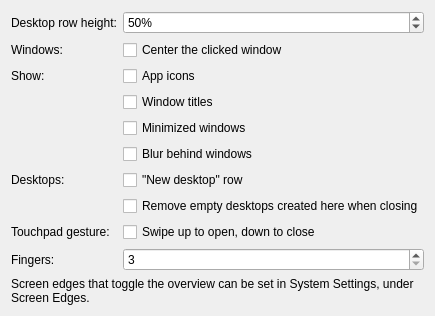
Before: the Qt Designer form package/contents/ui/config.ui in divinae/karousel-overview, drawn with Qt 5.
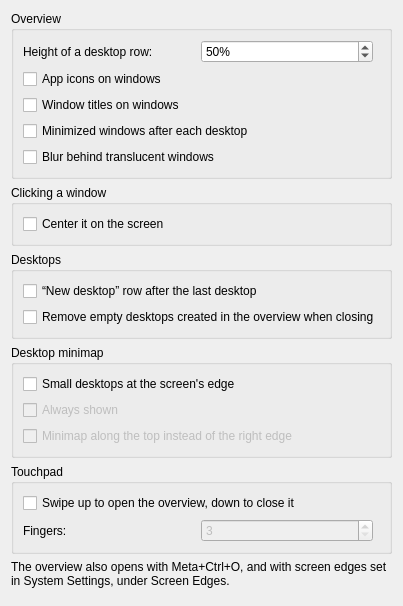
After: the same form once the commit is applied.

Commit message: Desktop minimap, moving windows without switching desktops, steadier gaps and scrolling

Diff of the .ui file:
```diff
--- a/package/contents/ui/config.ui
+++ b/package/contents/ui/config.ui
@@ -2,18 +2,26 @@
 <ui version="4.0">
  <class>KarouselOverviewConfig</class>
  <widget class="QWidget" name="KarouselOverviewConfig">
-  <layout class="QFormLayout" name="formLayout">
-   <item row="0" column="0">
+  <layout class="QVBoxLayout" name="mainLayout">
+   <item>
+    <widget class="QGroupBox" name="groupOverview">
+     <property name="title">
+      <string>Overview</string>
+     </property>
+     <layout class="QVBoxLayout">
+       <item>
+        <layout class="QHBoxLayout">
+         <item>
     <widget class="QLabel" name="labelRowHeight">
      <property name="text">
-      <string>Desktop row height:</string>
+            <string>Height of a desktop row:</string>
      </property>
      <property name="buddy">
       <cstring>kcfg_RowHeight</cstring>
      </property>
     </widget>
    </item>
-   <item row="0" column="1">
+         <item>
     <widget class="QSpinBox" name="kcfg_RowHeight">
      <property name="toolTip">
       <string>Height of a desktop row, in percent of the screen height</string>
@@ -35,109 +43,170 @@
      </property>
     </widget>
    </item>
-   <item row="1" column="0">
-    <widget class="QLabel" name="labelWindows">
-     <property name="text">
-      <string>Windows:</string>
-     </property>
-    </widget>
-   </item>
-   <item row="1" column="1">
-    <widget class="QCheckBox" name="kcfg_CenterOnClick">
-     <property name="text">
-      <string>Center the clicked window</string>
-     </property>
-     <property name="toolTip">
-      <string>Clicking a window scrolls it to the middle of the screen, otherwise Karousel only scrolls as far as needed to show it</string>
-     </property>
-    </widget>
-   </item>
-   <item row="2" column="0">
-    <widget class="QLabel" name="labelShow">
-     <property name="text">
-      <string>Show:</string>
-     </property>
-    </widget>
-   </item>
-   <item row="2" column="1">
+         <item>
+          <spacer>
+           <property name="orientation">
+            <enum>Qt::Horizontal</enum>
+           </property>
+          </spacer>
+         </item>
+        </layout>
+       </item>
+       <item>
     <widget class="QCheckBox" name="kcfg_ShowIcons">
      <property name="text">
-      <string>App icons</string>
+          <string>App icons on windows</string>
+         </property>
+         <property name="toolTip">
+          <string>An app icon at the bottom of each window</string>
      </property>
     </widget>
    </item>
-   <item row="3" column="1">
+       <item>
     <widget class="QCheckBox" name="kcfg_ShowTitles">
      <property name="text">
-      <string>Window titles</string>
+          <string>Window titles on windows</string>
+         </property>
+         <property name="toolTip">
+          <string>Otherwise a window's title shows when you hover it</string>
      </property>
     </widget>
    </item>
-   <item row="4" column="1">
+       <item>
     <widget class="QCheckBox" name="kcfg_ShowMinimized">
      <property name="text">
-      <string>Minimized windows</string>
+          <string>Minimized windows after each desktop</string>
      </property>
      <property name="toolTip">
       <string>Minimized windows are shown dimmed at the end of their desktop, click one to restore it</string>
      </property>
     </widget>
    </item>
-   <item row="5" column="1">
+       <item>
     <widget class="QCheckBox" name="kcfg_BlurBehindWindows">
      <property name="text">
-      <string>Blur behind windows</string>
+          <string>Blur behind translucent windows</string>
      </property>
      <property name="toolTip">
       <string>Blurs the wallpaper behind translucent windows, like KWin's blur effect does on the desktop</string>
      </property>
     </widget>
    </item>
-   <item row="6" column="0">
-    <widget class="QLabel" name="labelDesktops">
+     </layout>
+    </widget>
+   </item>
+   <item>
+    <widget class="QGroupBox" name="groupClicking">
+     <property name="title">
+      <string>Clicking a window</string>
+     </property>
+     <layout class="QVBoxLayout">
+       <item>
+        <widget class="QCheckBox" name="kcfg_CenterOnClick">
      <property name="text">
-      <string>Desktops:</string>
-     </property>
-    </widget>
-   </item>
-   <item row="6" column="1">
+          <string>Center it on the screen</string>
+         </property>
+         <property name="toolTip">
+          <string>Otherwise Karousel only scrolls as far as needed to show it</string>
+         </property>
+        </widget>
+       </item>
+     </layout>
+    </widget>
+   </item>
+   <item>
+    <widget class="QGroupBox" name="groupDesktops">
+     <property name="title">
+      <string>Desktops</string>
+     </property>
+     <layout class="QVBoxLayout">
+       <item>
     <widget class="QCheckBox" name="kcfg_ShowNewDesktopRow">
      <property name="text">
-      <string>"New desktop" row</string>
+          <string>“New desktop” row after the last desktop</string>
      </property>
      <property name="toolTip">
       <string>A row after the last desktop, click it or drop a window on it to create a desktop; without it, drop a window between two desktops or after the last one</string>
      </property>
     </widget>
    </item>
-   <item row="7" column="1">
+       <item>
     <widget class="QCheckBox" name="kcfg_RemoveEmptyDesktops">
      <property name="text">
-      <string>Remove empty desktops created here when closing</string>
+          <string>Remove empty desktops created in the overview when closing</string>
      </property>
      <property name="toolTip">
       <string>Like GNOME's dynamic workspaces, but only for desktops created in the overview, your other desktops stay: those without windows go away when the overview closes, except the current one</string>
      </property>
     </widget>
    </item>
-   <item row="8" column="0">
-    <widget class="QLabel" name="labelGesture">
+     </layout>
+    </widget>
+   </item>
+   <item>
+    <widget class="QGroupBox" name="groupDragging">
+     <property name="title">
+      <string>Desktop minimap</string>
+     </property>
+     <layout class="QVBoxLayout">
+       <item>
+        <widget class="QCheckBox" name="kcfg_ShowDropMinimap">
      <property name="text">
-      <string>Touchpad gesture:</string>
-     </property>
-    </widget>
-   </item>
-   <item row="8" column="1">
+          <string>Small desktops at the screen's edge</string>
+         </property>
+         <property name="toolTip">
+          <string>Small desktops slide out when the pointer reaches the edge, click one to go to it; while dragging a window they are always shown, drop it on one to move it there, also to a desktop far away</string>
+         </property>
+        </widget>
+       </item>
+       <item>
+        <widget class="QCheckBox" name="kcfg_MinimapAlwaysShown">
+         <property name="text">
+          <string>Always shown</string>
+         </property>
+         <property name="toolTip">
+          <string>Otherwise it slides out when the pointer reaches its edge, and while a window is dragged</string>
+         </property>
+         <property name="enabled">
+          <bool>false</bool>
+         </property>
+        </widget>
+       </item>
+       <item>
+        <widget class="QCheckBox" name="kcfg_DropMinimapAtTop">
+         <property name="text">
+          <string>Minimap along the top instead of the right edge</string>
+         </property>
+         <property name="toolTip">
+          <string>A row along the top instead of a column along the right edge</string>
+         </property>
+         <property name="enabled">
+          <bool>false</bool>
+         </property>
+        </widget>
+       </item>
+     </layout>
+    </widget>
+   </item>
+   <item>
+    <widget class="QGroupBox" name="groupGesture">
+     <property name="title">
+      <string>Touchpad</string>
+     </property>
+     <layout class="QVBoxLayout">
+       <item>
     <widget class="QCheckBox" name="kcfg_TouchpadGesture">
      <property name="text">
-      <string>Swipe up to open, down to close</string>
+          <string>Swipe up to open the overview, down to close it</string>
      </property>
      <property name="toolTip">
       <string>With 4 fingers, this clashes with Plasma's own Overview effect, which uses the same gesture</string>
      </property>
     </widget>
    </item>
-   <item row="9" column="0">
+       <item>
+        <layout class="QHBoxLayout">
+         <item>
     <widget class="QLabel" name="labelFingers">
      <property name="text">
       <string>Fingers:</string>
@@ -147,8 +216,14 @@
      </property>
     </widget>
    </item>
-   <item row="9" column="1">
+         <item>
     <widget class="QSpinBox" name="kcfg_GestureFingerCount">
+           <property name="toolTip">
+            <string>With 4 fingers, this clashes with Plasma's own Overview effect, which uses the same gesture</string>
+           </property>
+           <property name="enabled">
+            <bool>false</bool>
+           </property>
      <property name="minimum">
       <number>3</number>
      </property>
@@ -160,16 +235,35 @@
      </property>
     </widget>
    </item>
-   <item row="10" column="0" colspan="2">
+         <item>
+          <spacer>
+           <property name="orientation">
+            <enum>Qt::Horizontal</enum>
+           </property>
+          </spacer>
+         </item>
+        </layout>
+       </item>
+     </layout>
+    </widget>
+   </item>
+   <item>
     <widget class="QLabel" name="labelScreenEdges">
      <property name="text">
-      <string>Screen edges that toggle the overview can be set in System Settings, under Screen Edges.</string>
+      <string>The overview also opens with Meta+Ctrl+O, and with screen edges set in System Settings, under Screen Edges.</string>
      </property>
      <property name="wordWrap">
       <bool>true</bool>
      </property>
     </widget>
    </item>
+   <item>
+    <spacer>
+     <property name="orientation">
+      <enum>Qt::Vertical</enum>
+     </property>
+    </spacer>
+   </item>
   </layout>
  </widget>
  <resources/>
```
Left out of the diff: 31 changed lines with no effect on the pictures. Lines whose indentation alone changed are shown as unchanged. The commit also changes 10 other files.
